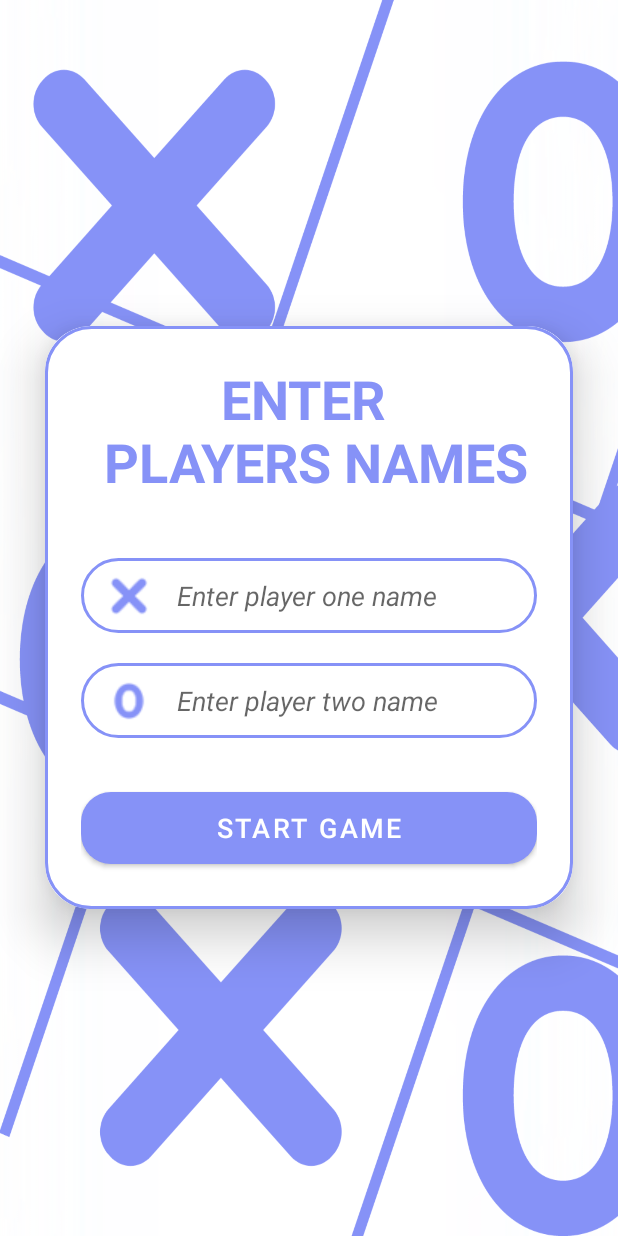
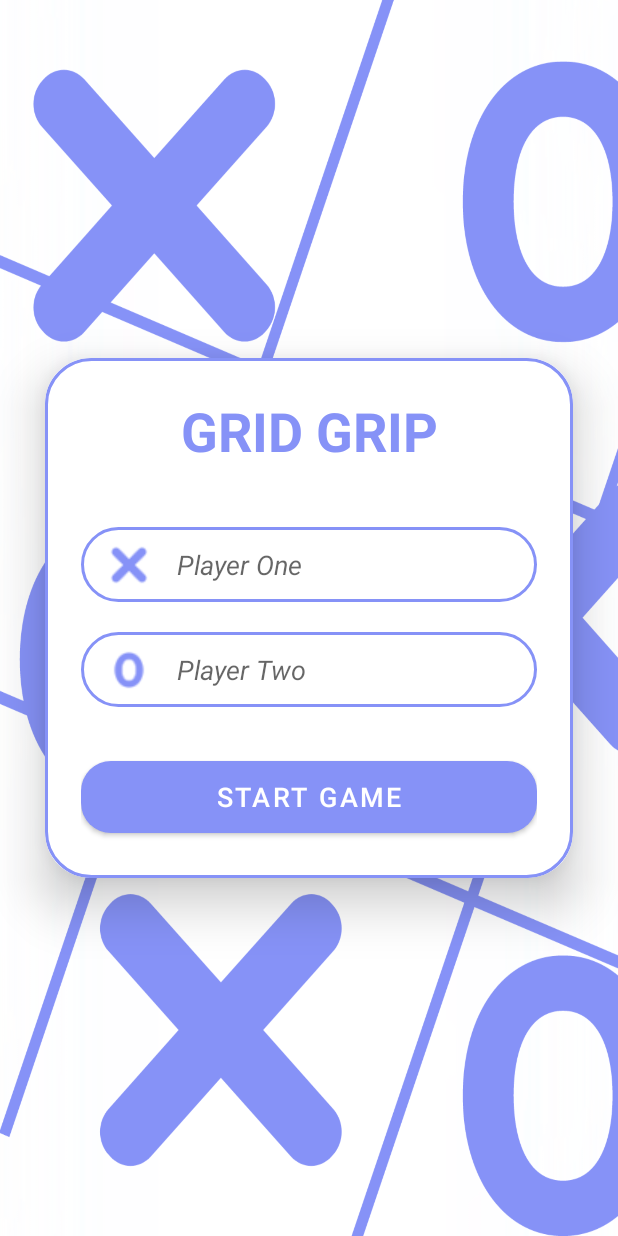
Before and after one commit to itsmeamitesh01/Grid_Grip, an Android app: the screen it shows after launch (AddPlayers), on a phone screen of 412 x 824 dp. Run offline under Robolectric (Android 15) with nearby library versions, the phone set to English and light mode, and no system bars.

Commit message:
Update Images

```diff
--- a/app/src/main/res/layout/activity_add_players.xml
+++ b/app/src/main/res/layout/activity_add_players.xml
@@ -24,7 +24,7 @@
             <TextView
                 android:layout_width="match_parent"
                 android:layout_height="wrap_content"
-                android:text="ENTER \n PLAYERS NAMES"
+                android:text="GRID GRIP"
                 android:textAlignment="center"
                 android:textSize="36sp"
                 android:textStyle="bold"
@@ -38,7 +38,7 @@
                 android:padding="8dp"
                 android:maxLines="1"
                 android:textStyle="italic"
-                android:hint="Enter player one name"
+                android:hint="Player One"
                 android:textColor="@color/lavender"
                 android:drawableLeft="@drawable/ic_xicon"
                 android:drawablePadding="8dp"/>
@@ -51,7 +51,7 @@
                 android:padding="8dp"
                 android:maxLines="1"
                 android:textStyle="italic"
-                android:hint="Enter player two name"
+                android:hint="Player Two"
                 android:textColor="@color/lavender"
                 android:drawableLeft="@drawable/ic_oicon"
                 android:drawablePadding="8dp"/>
```
Also changed, not shown: app/src/main/res/drawable/Grid Box.png (added), app/src/main/res/drawable/Homepage.png (added), app/src/main/res/drawable/Output.png (added).
